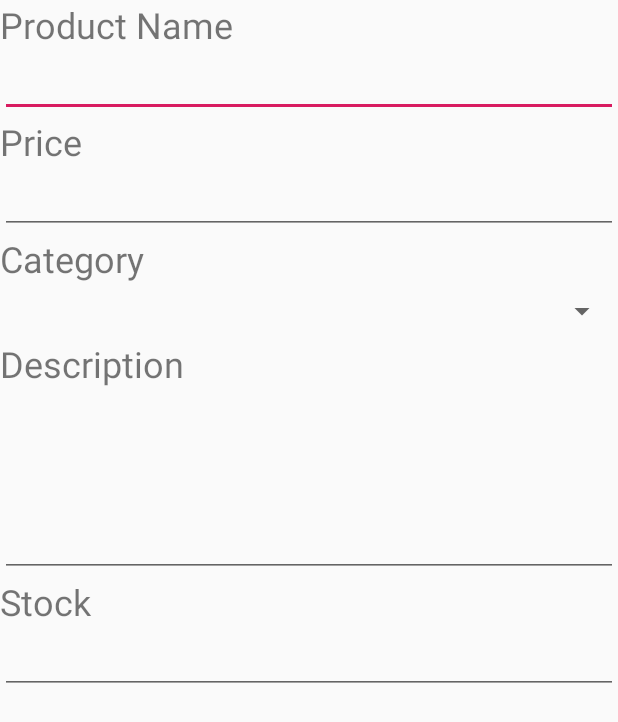
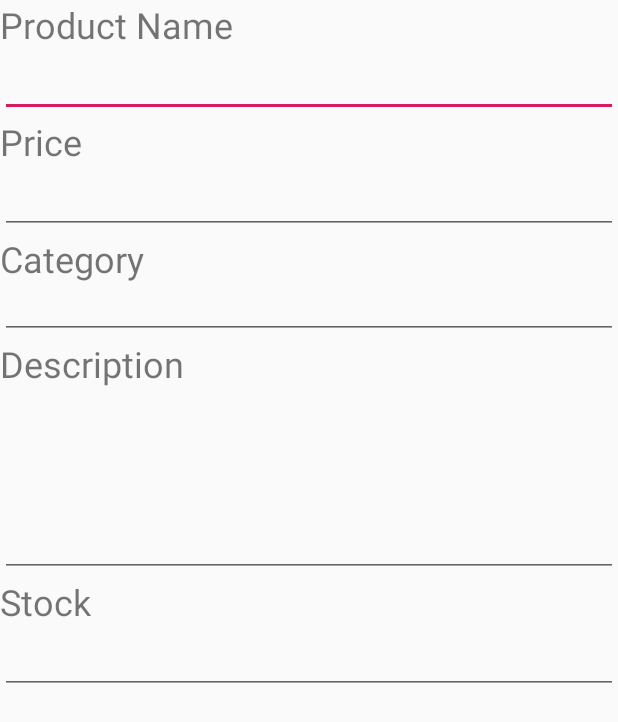
Before and after one commit to Leneeceel/PlantplantApp, an Android app: the layout activity_add_product.xml on its own in the app's theme, with its tools: preview values and no code run, on a phone screen of 412 x 824 dp. Shown: the top 722 px of the screen. Run offline under Robolectric (Android 15) with nearby library versions, the light colour scheme and no system bars.

Commit message:
2019.04.04(Austin5)

```diff
--- a/app/src/main/res/layout/activity_add_product.xml
+++ b/app/src/main/res/layout/activity_add_product.xml
@@ -43,10 +43,10 @@
         android:text="Category"
         android:textSize="24sp" />
 
-    <Spinner
-        android:id="@+id/categorySpinner"
+    <EditText
+        android:id="@+id/categoryEditText"
         android:layout_width="match_parent"
-        android:layout_height="37dp"></Spinner>
+        android:layout_height="37dp" />
 
     <TextView
         android:id="@+id/descriptionView"
```
